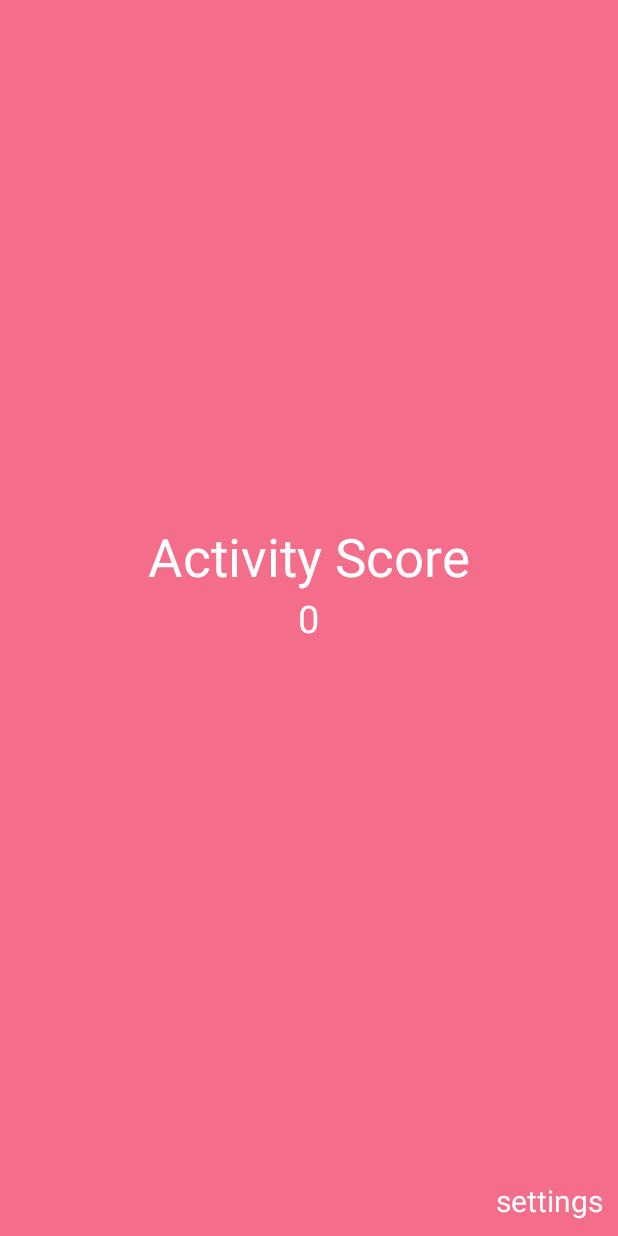
After one commit to jonathanwlee/INFO4130, an Android app: the MainScreen screen opened directly, with no data from a screen before it, on a phone screen of 412 x 824 dp. The commit adds this screen. Run offline under Robolectric (Android 15) with nearby library versions, the phone set to English and light mode, and no system bars.

Commit message:
Update v3

```diff
--- a/app/build.gradle
+++ b/app/build.gradle
@@ -7,7 +7,7 @@ android {
     defaultConfig {
         applicationId "edu.cornell.jjl.info4130"
         minSdkVersion 21
-        targetSdkVersion 23
+        targetSdkVersion 21
         versionCode 1
         versionName "1.0"
     }
--- a/app/src/main/java/edu/cornell/jjl/info4130/MainActivity.java
+++ b/app/src/main/java/edu/cornell/jjl/info4130/MainActivity.java
@@ -240,7 +240,7 @@ public class MainActivity extends AppCompatActivity implements AdapterView.OnIte
 
     // Starting the main activity this way, prevents the PushLink Activity being shown when pressing the back button.
     public void startMainActivity() {
-        Intent intent = new Intent(getApplicationContext(), StartScreen.class);
+        Intent intent = new Intent(getApplicationContext(), MainScreen.class);
         intent.addFlags(Intent.FLAG_ACTIVITY_CLEAR_TOP);
         intent.addFlags(Intent.FLAG_ACTIVITY_NEW_TASK);
         if (Build.VERSION.SDK_INT >= Build.VERSION_CODES.HONEYCOMB)
--- /dev/null
+++ b/app/src/main/java/edu/cornell/jjl/info4130/MainScreen.java
@@ -0,0 +1,85 @@
+package edu.cornell.jjl.info4130;
+
+import android.app.Activity;
+import android.content.Context;
+import android.content.Intent;
+import android.content.SharedPreferences;
+import android.os.Bundle;
+import android.os.Handler;
+import android.util.Log;
+import android.view.View;
+import android.view.View.OnClickListener;
+import android.widget.Button;
+import android.widget.TextView;
+
+import com.philips.lighting.hue.listener.PHLightListener;
+import com.philips.lighting.hue.listener.PHScheduleListener;
+import com.philips.lighting.hue.sdk.PHHueSDK;
+import com.philips.lighting.model.PHBridge;
+import com.philips.lighting.model.PHBridgeResource;
+import com.philips.lighting.model.PHHueError;
+import com.philips.lighting.model.PHLight;
+import com.philips.lighting.model.PHLightState;
+import com.philips.lighting.model.PHSchedule;
+
+import java.util.ArrayList;
+import java.util.Calendar;
+import java.util.List;
+import java.util.Map;
+
+/**
+ * MyApplicationActivity - The starting point for creating your own Hue App.
+ * Currently contains a simple view with a button to change your lights to random colours.  Remove this and add your own app implementation here! Have fun!
+ *
+ * @author SteveyO
+ *
+ */
+public class MainScreen extends Activity {
+    private PHHueSDK phHueSDK;
+    private int brightness = 255;
+    private static final int MAX_HUE=65535;
+    public static final String TAG = "QuickStart";
+
+    @Override
+    public void onCreate(Bundle savedInstanceState) {
+        super.onCreate(savedInstanceState);
+        setTitle(R.string.app_name);
+        setContentView(R.layout.activity_main_screen);
+        phHueSDK = PHHueSDK.create();
+
+        SharedPreferences sharedPref = getSharedPreferences("test",Context.MODE_PRIVATE);
+        boolean firstRun = sharedPref.getBoolean("firstRun", false);
+        Log.w("FIRST RUN?:", Boolean.toString(firstRun));
+        if (firstRun) {
+            Intent intent = new Intent(getApplicationContext(), StartScreen.class);
+            startActivity(intent);
+        }
+        TextView settings = (TextView) findViewById(R.id.settingsText);
+        settings.setOnClickListener(new OnClickListener() {
+            @Override
+            public void onClick(View v) {
+                SharedPreferences sharedPref = getSharedPreferences("test",Context.MODE_PRIVATE);
+                SharedPreferences.Editor editor = sharedPref.edit();
+                editor.putBoolean("firstRun",true);
+                editor.commit();
+            }
+        });
+    }
+
+    public void dimLights() {
+    }
+
+    @Override
+    protected void onDestroy() {
+        PHBridge bridge = phHueSDK.getSelectedBridge();
+        if (bridge != null) {
+
+            if (phHueSDK.isHeartbeatEnabled(bridge)) {
+                phHueSDK.disableHeartbeat(bridge);
+            }
+
+            phHueSDK.disconnect(bridge);
+            super.onDestroy();
+        }
+    }
+}
--- /dev/null
+++ b/app/src/main/res/layout/activity_main_screen.xml
@@ -0,0 +1,35 @@
+<?xml version="1.0" encoding="utf-8"?>
+<RelativeLayout xmlns:android="http://schemas.android.com/apk/res/android"
+    android:layout_width="match_parent" android:layout_height="match_parent"
+    android:background="#f46e8c">
+    <TextView
+        android:layout_width="wrap_content"
+        android:layout_height="wrap_content"
+        android:text="Activity Score"
+        android:layout_centerHorizontal="true"
+        android:layout_above="@+id/score"
+        android:textColor="#FFFFFF"
+        android:textSize="35sp"
+        />
+
+    <TextView
+        android:id="@+id/score"
+        android:layout_width="wrap_content"
+        android:layout_height="wrap_content"
+        android:layout_centerInParent="true"
+        android:text="0"
+        android:textColor="#FFFFFF"
+        android:textSize="25sp"/>
+
+    <TextView
+        android:id="@+id/settingsText"
+        android:layout_width="wrap_content"
+        android:layout_height="wrap_content"
+        android:text="settings"
+        android:textColor="#FFFFFF"
+        android:textSize="20sp"
+        android:padding="10dp"
+        android:layout_alignParentBottom="true"
+        android:layout_alignParentEnd="true" />
+
+</RelativeLayout>
```
Also changed, not shown: app/src/main/AndroidManifest.xml (+8 -1 lines), app/src/main/java/edu/cornell/jjl/info4130/MyApplicationActivity.java (+89 -11 lines), app/src/main/java/edu/cornell/jjl/info4130/StartScreen.java (+91 -10 lines), 1 other file.
